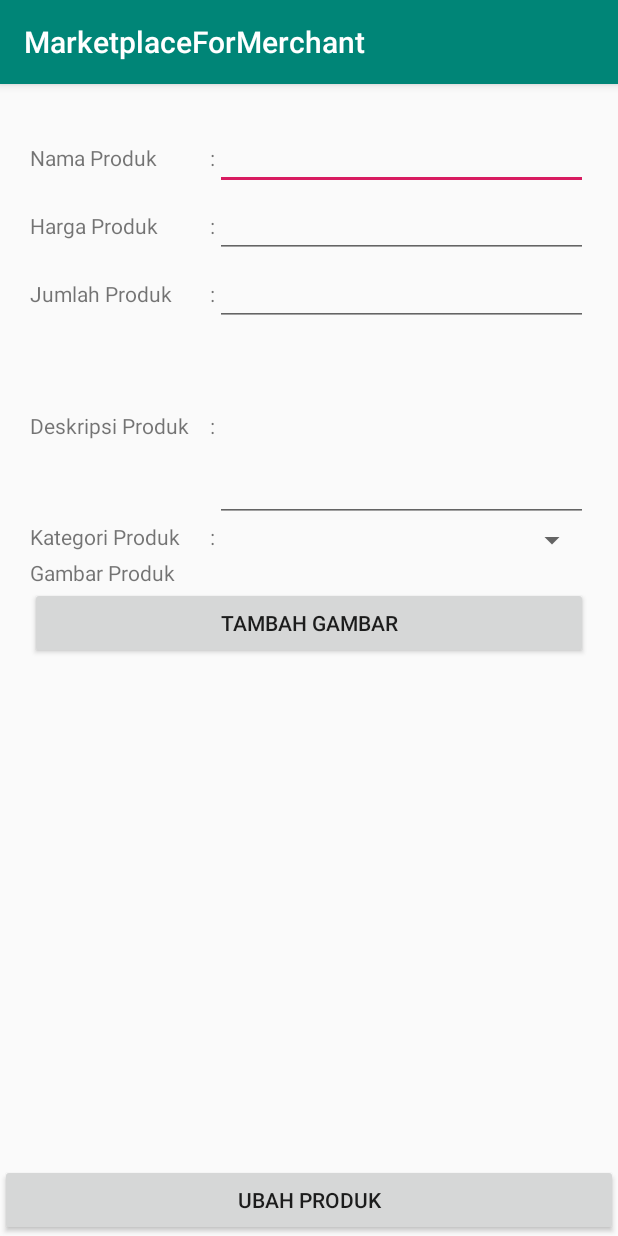
After one commit to ArmandDitto/MarketplaceMerchant, an Android app: the EditProductActivity screen opened directly, with no data from a screen before it, on a phone screen of 412 x 824 dp. The commit adds this screen. Run offline under Robolectric (Android 15) with nearby library versions, the phone set to English and light mode, and no system bars; our stand-ins replace Volley; network calls fail; pictures from the network do not load; 3 statements that could not run were skipped.

Commit message:
Menambahkan Edit Product Activity dan Layoutnya

```diff
--- a/app/src/main/AndroidManifest.xml
+++ b/app/src/main/AndroidManifest.xml
@@ -14,6 +14,7 @@
         android:roundIcon="@mipmap/ic_launcher_round"
         android:supportsRtl="true"
         android:theme="@style/AppTheme">
+        <activity android:name=".EditProductActivity"></activity>
         <activity android:name=".TambahProductActivity" />
         <activity android:name=".DeskripsiProductActivity" />
         <activity android:name=".DaftarProductActivity">
--- /dev/null
+++ b/app/src/main/java/com/ditto/training/marketplaceformerchant/EditProductActivity.java
@@ -0,0 +1,254 @@
+package com.ditto.training.marketplaceformerchant;
+
+import androidx.annotation.Nullable;
+import androidx.appcompat.app.AppCompatActivity;
+
+import android.content.Intent;
+import android.graphics.Bitmap;
+import android.net.Uri;
+import android.os.Bundle;
+import android.provider.MediaStore;
+import android.util.Base64;
+import android.util.Log;
+import android.view.View;
+import android.widget.Button;
+import android.widget.EditText;
+import android.widget.ImageView;
+import android.widget.Spinner;
+import android.widget.Toast;
+
+import com.android.volley.AuthFailureError;
+import com.android.volley.DefaultRetryPolicy;
+import com.android.volley.Request;
+import com.android.volley.RequestQueue;
+import com.android.volley.Response;
+import com.android.volley.RetryPolicy;
+import com.android.volley.VolleyError;
+import com.android.volley.toolbox.JsonObjectRequest;
+import com.android.volley.toolbox.StringRequest;
+import com.android.volley.toolbox.Volley;
+import com.bumptech.glide.Glide;
+import com.bumptech.glide.load.resource.drawable.DrawableTransitionOptions;
+import com.ditto.training.marketplaceformerchant.adapter.CategoriesAdapter;
+import com.ditto.training.marketplaceformerchant.model.Category;
+import com.ditto.training.marketplaceformerchant.model.Product;
+import com.google.gson.Gson;
+
+import org.json.JSONArray;
+import org.json.JSONException;
+import org.json.JSONObject;
+
+import java.io.ByteArrayOutputStream;
+import java.io.IOException;
+import java.util.ArrayList;
+import java.util.Hashtable;
+import java.util.Map;
+
+public class EditProductActivity extends AppCompatActivity {
+
+    EditText etNamaProduk, etHargaProduk, etJumlahProduk, etDeskripsiProduk;
+    Button buttonAddProduct, btnAddImage;
+    ImageView ivAddImage;
+    ArrayList<Category> categories;
+    Spinner spinnerCategory;
+    CategoriesAdapter categoriesAdapter;
+    private int PICK_IMAGE_REQUEST = 1;
+    RequestQueue requestQueueku;
+    Product product = null;
+
+    String productName, productPrice, productQty, productDesc, merchantId, categoryId;
+    String productImage = null;
+
+    @Override
+    protected void onCreate(Bundle savedInstanceState) {
+        super.onCreate(savedInstanceState);
+        setContentView(R.layout.activity_edit_product);
+
+        requestQueueku = Volley.newRequestQueue(getApplicationContext());
+
+        etNamaProduk = findViewById(R.id.et_nama_produk);
+        etHargaProduk = findViewById(R.id.et_harga_produk);
+        etJumlahProduk = findViewById(R.id.et_jumlah_produk);
+        etDeskripsiProduk = findViewById(R.id.et_deskripsi_produk);
+
+        btnAddImage = findViewById(R.id.button_add_image);
+        buttonAddProduct = findViewById(R.id.button_add);
+
+        ivAddImage = findViewById(R.id.iv_add_image);
+
+        spinnerCategory = findViewById(R.id.spinner_kategori);
+        /*categories = new ArrayList<>();
+        categoriesAdapter = new CategoriesAdapter();
+        spinnerCategory.setAdapter(categoriesAdapter);
+        spinnerCategory.setOnItemSelectedListener(this);*/
+        //getAllCategories();
+
+        previousDataLoad();
+
+        ivAddImage.setOnClickListener(new View.OnClickListener() {
+            @Override
+            public void onClick(View v) {
+                showFileChooser();
+            }
+        });
+
+        buttonAddProduct.setOnClickListener(new View.OnClickListener() {
+            @Override
+            public void onClick(View v) {
+                productName = etNamaProduk.getText().toString();
+                productDesc = etDeskripsiProduk.getText().toString();
+                productPrice = etHargaProduk.getText().toString();
+                productQty = etJumlahProduk.getText().toString();
+                merchantId = "1";
+
+                if(productImage == null){ // jika kosong,
+                    productImage = null;     // isi dengan null
+                }
+
+                volleyLoad();
+
+                Intent daftarProduk = new Intent(getApplicationContext(), DaftarProductActivity.class);
+                startActivity(daftarProduk);
+            }
+        });
+    }
+
+    private void getAllCategories() {
+    }
+
+    private void volleyLoad() {
+        final StringRequest stringRequest = new StringRequest(Request.Method.PUT, "http://210.210.154.65:4444/api/product/"+product.getProductId()+"/update",
+                new Response.Listener<String>() {
+                    @Override
+                    public void onResponse(String response) {
+                        Log.d("response :", response);
+                        try {
+                            JSONObject jsonObject = new JSONObject(response);
+                            Log.i("response :", response);
+
+                        } catch (JSONException ex) {
+                            ex.printStackTrace();
+                        }
+                        Toast.makeText(getApplicationContext(), "Product Berhasil Diubah",Toast.LENGTH_LONG).show();
+                    }
+                },
+                new Response.ErrorListener() {
+                    @Override
+                    public void onErrorResponse(VolleyError error) {
+                        error.printStackTrace();
+                        Toast.makeText(getApplicationContext(),error.getMessage(),Toast.LENGTH_LONG).show();
+
+                    }
+                }) {
+            @Override
+            protected Map<String, String> getParams() throws AuthFailureError {
+
+                Map<String, String> data = new Hashtable<String, String>();
+
+                data.put("productName", productName);
+                data.put("productPrice", productPrice);
+                data.put("productQty", productQty);
+                data.put("productImage", productImage);
+                data.put("productDesc", productDesc);
+                data.put("categoryId", categoryId);
+                data.put("merchantId", merchantId);
+                return data;
+            }
+            @Override
+            public Map<String, String> getHeaders() throws AuthFailureError {
+
+                Map<String, String> data = new Hashtable<String, String>();
+
+                data.put("Content-type","application/x-www-form-urlencoded");
+                return data;
+            }
+        };
+        {
+            int socketTimeout = 30000;
+            RetryPolicy policy = new DefaultRetryPolicy(socketTimeout, DefaultRetryPolicy.DEFAULT_MAX_RETRIES, DefaultRetryPolicy.DEFAULT_BACKOFF_MULT);
+            stringRequest.setRetryPolicy(policy);
+            RequestQueue requestQueue = Volley.newRequestQueue(this);
+            requestQueue.add(stringRequest);
+        }
+    }
+
+    private void previousDataLoad() {
+        String url = "http://210.210.154.65:4444/api/product/"+product.getProductSlug();
+
+        Toast.makeText(this, url, Toast.LENGTH_SHORT).show();
+
+        RequestQueue requestQueue = Volley.newRequestQueue(this);
+        JsonObjectRequest req = new JsonObjectRequest(Request.Method.GET, url, null,
+                new Response.Listener<JSONObject>() {
+                    @Override
+                    public void onResponse(JSONObject response) {
+
+                        try {
+                            Gson gson = new Gson();
+                            JSONObject jsonObject = response.getJSONObject("data");
+                            product = gson.fromJson(jsonObject.toString(), Product.class);
+
+                            etNamaProduk.setText(product.getProductName());
+                            etDeskripsiProduk.setText(product.getProductDesc());
+                            etJumlahProduk.setText(String.valueOf(product.getProductQty()));
+                            etHargaProduk.setText(String.valueOf(product.getProductPrice()));
+                            Glide.with(getApplicationContext()).load(product.getProductImage()).into(ivAddImage);
+                            //merchantId.setText(String.valueOf(product.getMerchant().getMerchantId()));
+                            //categoryId.setText(String.valueOf(product.getCategory().getCategoryId()));
+                        } catch (JSONException e) {
+                            e.printStackTrace();
+                        }
+
+                    }
+                },
+                new Response.ErrorListener() {
+                    @Override
+                    public void onErrorResponse(VolleyError error) {
+                        Toast.makeText(EditProductActivity.this, "Data tidak terbaca", Toast.LENGTH_SHORT).show();
+                    }
+                });
+        requestQueue.add(req);
+    }
+
+    private void showFileChooser() {
+        Intent pickImageIntent = new Intent(Intent.ACTION_PICK, android.provider.MediaStore.Images.Media.EXTERNAL_CONTENT_URI);
+        pickImageIntent.setType("image/*");
+        pickImageIntent.putExtra("aspectX", 1);
+        pickImageIntent.putExtra("aspectY", 1);
+        pickImageIntent.putExtra("scale", true);
+        pickImageIntent.putExtra("outputFormat", Bitmap.CompressFormat.JPEG.toString());
+        startActivityForResult(pickImageIntent, PICK_IMAGE_REQUEST);
+    }
+
+    @Override
+    protected void onActivityResult(int requestCode, int resultCode, @Nullable Intent data) {
+        super.onActivityResult(requestCode, resultCode, data);
+        if (requestCode == PICK_IMAGE_REQUEST && resultCode == RESULT_OK && data != null && data.getData() != null) {
+            Uri filePath = data.getData();
+            try {
+                Bitmap bitmap = MediaStore.Images.Media.getBitmap(getContentResolver(), filePath);
+
+                productImage = getStringImage(bitmap); // call getStringImage() method below this code
+                Log.d("image",productImage);
+
+                Glide.with(getApplicationContext())
+                        .load(bitmap)
+                        .override(ivAddImage.getWidth())
+                        .transition(DrawableTransitionOptions.withCrossFade())
+                        .into(ivAddImage);
+                System.out.println("image : "+productImage);
+
+            } catch (IOException e) {
+                e.printStackTrace();
+            }
+        }
+    }
+
+    private String getStringImage(Bitmap bitmap){
+        ByteArrayOutputStream baos = new ByteArrayOutputStream();
+        bitmap.compress(Bitmap.CompressFormat.JPEG, 70, baos);
+        byte[] imageBytes = baos.toByteArray();
+        String encodedImage = Base64.encodeToString(imageBytes, Base64.DEFAULT);
+        return encodedImage;
+    }
+}
--- a/app/src/main/res/layout/activity_deskripsi_product.xml
+++ b/app/src/main/res/layout/activity_deskripsi_product.xml
@@ -379,5 +379,10 @@
             android:layout_width="wrap_content"
             android:layout_height="wrap_content"
             android:text="Delete"/>
+        <Button
+            android:id="@+id/button_edit_product"
+            android:layout_width="wrap_content"
+            android:layout_height="wrap_content"
+            android:text="Edit"/>
     </androidx.appcompat.widget.LinearLayoutCompat>
 </ScrollView>
--- /dev/null
+++ b/app/src/main/res/layout/activity_edit_product.xml
@@ -0,0 +1,142 @@
+<?xml version="1.0" encoding="utf-8"?>
+<androidx.constraintlayout.widget.ConstraintLayout xmlns:android="http://schemas.android.com/apk/res/android"
+    xmlns:app="http://schemas.android.com/apk/res-auto"
+    xmlns:tools="http://schemas.android.com/tools"
+    android:layout_width="match_parent"
+    android:layout_height="match_parent"
+    android:orientation="vertical"
+    tools:context=".TambahProductActivity">
+    <ScrollView xmlns:android="http://schemas.android.com/apk/res/android"
+        android:layout_height="wrap_content"
+        android:layout_width="match_parent"
+        android:paddingTop="25dp"
+        android:paddingRight="20dp"
+        android:paddingLeft="20dp"
+        app:layout_constraintTop_toTopOf="parent"
+        app:layout_constraintRight_toRightOf="parent"
+        app:layout_constraintLeft_toLeftOf="parent">
+        <androidx.appcompat.widget.LinearLayoutCompat
+            android:layout_width="match_parent"
+            android:layout_height="match_parent"
+            android:orientation="vertical">
+            <LinearLayout
+                android:layout_width="match_parent"
+                android:layout_height="wrap_content"
+                android:orientation="horizontal">
+                <TextView
+                    android:layout_width="120dp"
+                    android:layout_height="wrap_content"
+                    android:text="Nama Produk"/>
+                <TextView
+                    android:layout_width="wrap_content"
+                    android:layout_height="wrap_content"
+                    android:text=":"/>
+                <EditText
+                    android:id="@+id/et_nama_produk"
+                    android:layout_width="match_parent"
+                    android:layout_height="wrap_content"/>
+            </LinearLayout> <!--Nama Produk-->
+            <LinearLayout
+                android:layout_width="match_parent"
+                android:layout_height="wrap_content"
+                android:orientation="horizontal">
+                <TextView
+                    android:layout_width="120dp"
+                    android:layout_height="wrap_content"
+                    android:text="Harga Produk"/>
+                <TextView
+                    android:layout_width="wrap_content"
+                    android:layout_height="wrap_content"
+                    android:text=":" />
+                <EditText
+                    android:id="@+id/et_harga_produk"
+                    android:layout_width="match_parent"
+                    android:layout_height="wrap_content"
+                    android:inputType="number"/>
+            </LinearLayout> <!--Harga Produk-->
+            <LinearLayout
+                android:layout_width="match_parent"
+                android:layout_height="wrap_content"
+                android:orientation="horizontal">
+                <TextView
+                    android:layout_width="120dp"
+                    android:layout_height="wrap_content"
+                    android:text="Jumlah Produk"/>
+                <TextView
+                    android:layout_width="wrap_content"
+                    android:layout_height="wrap_content"
+                    android:text=":"/>
+                <EditText
+                    android:id="@+id/et_jumlah_produk"
+                    android:layout_width="match_parent"
+                    android:layout_height="wrap_content"
+                    android:inputType="number"/>
+            </LinearLayout> <!--Jumlah Produk-->
+            <LinearLayout
+                android:layout_width="match_parent"
+                android:layout_height="wrap_content"
+                android:orientation="horizontal">
+                <TextView
+                    android:layout_width="120dp"
+                    android:layout_height="wrap_content"
+                    android:text="Deskripsi Produk"/>
+                <TextView
+                    android:layout_width="wrap_content"
+                    android:layout_height="wrap_content"
+                    android:text=":"/>
+                <EditText
+                    android:id="@+id/et_deskripsi_produk"
+                    android:layout_width="match_parent"
+                    android:layout_height="wrap_content"
+                    android:lines="5"/>
+            </LinearLayout> <!--Deskripsi Produk-->
+            <LinearLayout
+                android:layout_width="match_parent"
+                android:layout_height="wrap_content"
+                android:orientation="horizontal">
+                <TextView
+                    android:layout_width="120dp"
+                    android:layout_height="wrap_content"
+                    android:text="Kategori Produk"/>
+                <TextView
+                    android:layout_width="wrap_content"
+                    android:layout_height="wrap_content"
+                    android:text=":"/>
+                <androidx.appcompat.widget.AppCompatSpinner
+                    android:id="@+id/spinner_kategori"
+                    android:layout_width="match_parent"
+                    android:layout_height="wrap_content"/>
+            </LinearLayout> <!--Kategori Produk-->
+            <LinearLayout
+                android:layout_width="match_parent"
+                android:layout_height="wrap_content"
+                android:orientation="vertical">
+                <TextView
+                    android:layout_width="120dp"
+                    android:layout_height="wrap_content"
+                    android:text="Gambar Produk"/>
+                <Button
+                    android:id="@+id/button_add_image"
+                    android:layout_width="match_parent"
+                    android:layout_height="wrap_content"
+                    android:text="Tambah Gambar"/>
+                <ImageView
+                    android:id="@+id/iv_add_image"
+                    android:layout_width="match_parent"
+                    android:layout_height="wrap_content"/>
+            </LinearLayout> <!--Gambar Produk-->
+        </androidx.appcompat.widget.LinearLayoutCompat>
+    </ScrollView>
+
+    <LinearLayout
+        android:layout_width="match_parent"
+        android:layout_height="match_parent">
+        <Button
+            android:id="@+id/button_edit"
+            android:layout_width="match_parent"
+            android:layout_height="wrap_content"
+            android:layout_gravity="bottom"
+            android:text="Ubah Produk"/><!--Button Edit-->
+    </LinearLayout>
+
+</androidx.constraintlayout.widget.ConstraintLayout>
```
Also changed, not shown: app/src/main/java/com/ditto/training/marketplaceformerchant/DeskripsiProductActivity.java (+10 -1 lines).
